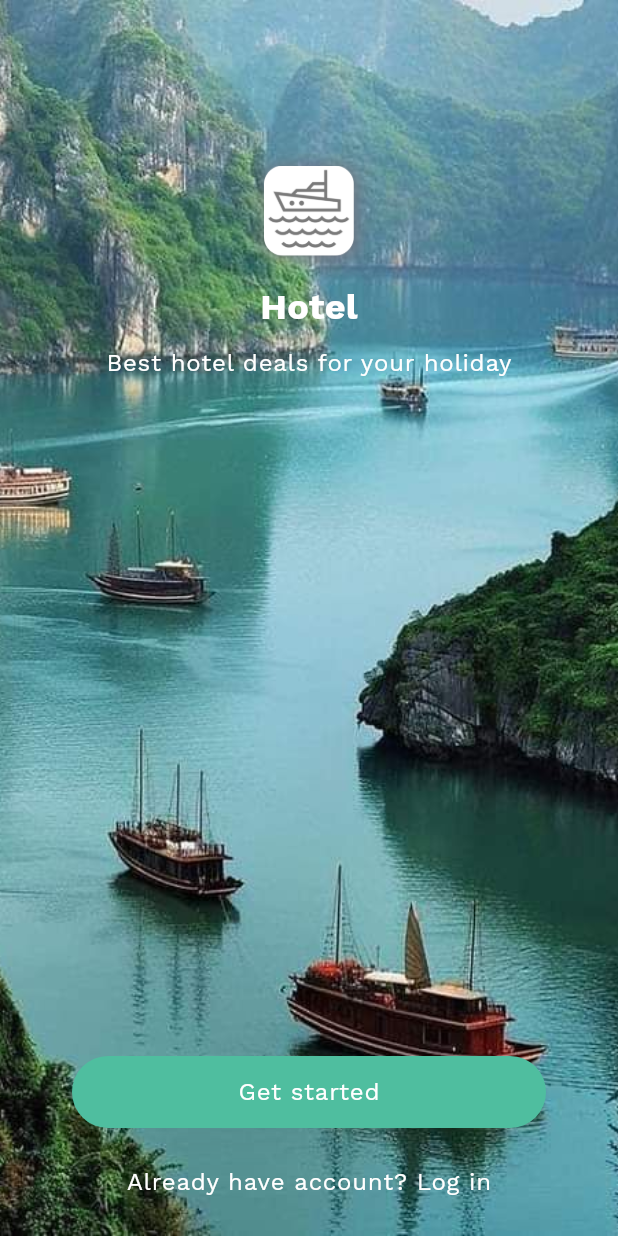
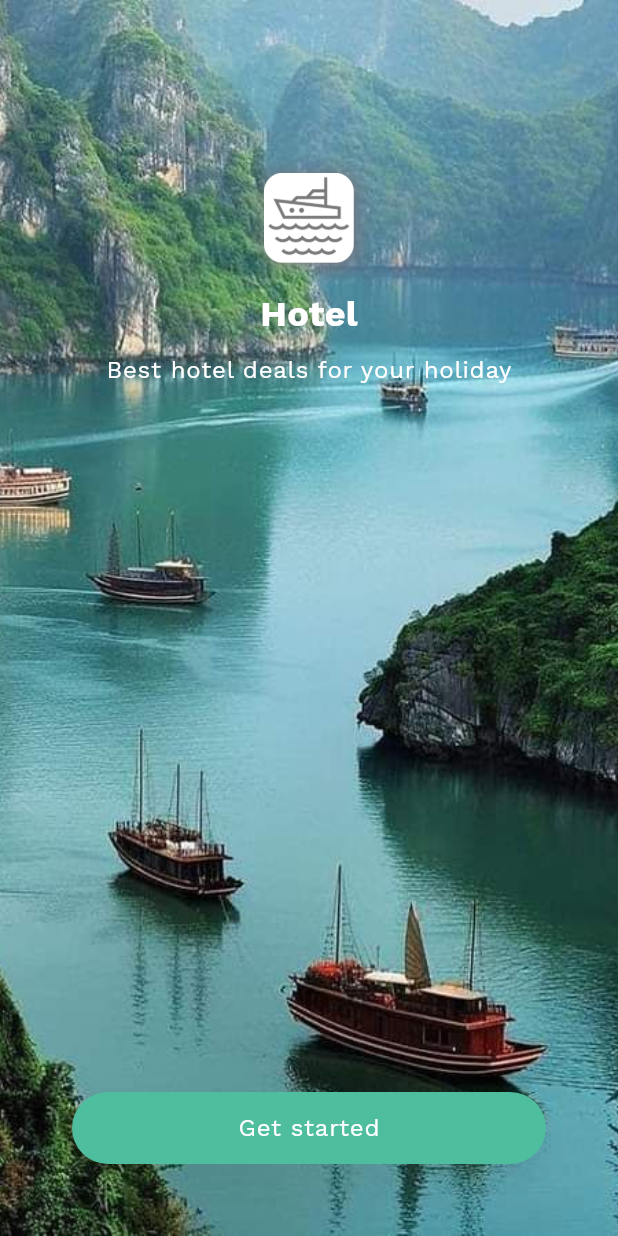
Before and after one commit to nguyentranlht/Flutter_hotel_booking_ver2, a Flutter app: the screen it shows after launch, on a phone screen of 412 x 824 dp. Run offline on Flutter 3.47's test engine with Material 3 defaults, Android fonts, the phone set to English and light mode, and no system bars; our stand-ins replace bloc, cloud_firestore, equatable, firebase_auth, firebase_core, firebase_database and 10 more; missing offline and left inert: flutter_login_facebook; accounts and stored records are empty; generated files the repository leaves out were written again.

Commit message:
update UI

```diff
--- a/flutter_hotel_booking_ver2/lib/l10n/app_en.arb
+++ b/flutter_hotel_booking_ver2/lib/l10n/app_en.arb
@@ -1,6 +1,6 @@
 {
     "best_hotel_deals": "Best hotel deals for your holiday",
-    "already_have_account": "Already have account? Log in",
+    "already_have_account": "Already have account?",
     "get_started": "Get started",
     "plan_your_trips" : "Plan your trips",
     "book_one_of_your":"book one of your unique hotel to\nescape the ordinary",
--- a/flutter_hotel_booking_ver2/lib/l10n/app_fr.arb
+++ b/flutter_hotel_booking_ver2/lib/l10n/app_fr.arb
@@ -1,6 +1,6 @@
 {
     "best_hotel_deals": "Meilleures offres d'hôtels pour vos vacances",
-    "already_have_account": "Vous avez déjà un compte? Connexion",
+    "already_have_account": "Vous avez déjà un compte?",
     "get_started": "Commencer",
     "plan_your_trips" : "Planifiez vos voyages",
     "book_one_of_your" : "réservez l'un de vos hôtels uniques pour\n néchapper à l'ordinaire",
--- a/flutter_hotel_booking_ver2/lib/l10n/app_vi.arb
+++ b/flutter_hotel_booking_ver2/lib/l10n/app_vi.arb
@@ -1,6 +1,6 @@
 {
     "best_hotel_deals": "Ưu đãi khách sạn tốt nhất cho kỳ nghỉ của bạn",
-    "already_have_account": "Đã có tài khoản? Đăng nhập",
+    "already_have_account": "Đã có tài khoản?",
     "get_started": "Bắt đầu",
     "plan_your_trips" : "Lên kế hoạch cho chuyến đi",
     "book_one_of_your":"Đặt một khách sạn độc đáo để\ntrải nghiệm khác biệt",
--- a/flutter_hotel_booking_ver2/lib/modules/profile/settings_screen.dart
+++ b/flutter_hotel_booking_ver2/lib/modules/profile/settings_screen.dart
@@ -39,7 +39,7 @@ class _SettingsScreenState extends State<SettingsScreen> with Helper {
             // Khi trạng thái không đăng nhập được phát ra, điều hướng về màn hình đăng nhập
             Navigator.pushNamedAndRemoveUntil(
               context,
-              RoutesName.login,  // Điều hướng về màn hình đăng nhập
+              RoutesName.introductionScreen,  // Điều hướng về màn hình đăng nhập
               (route) => false,  // Xoá tất cả các route trước đó
             );
           }
--- a/flutter_hotel_booking_ver2/lib/modules/splash/splash_screen.dart
+++ b/flutter_hotel_booking_ver2/lib/modules/splash/splash_screen.dart
@@ -24,7 +24,8 @@ class _SplashScreenState extends State<SplashScreen> {
 
   @override
   void initState() {
-    WidgetsBinding.instance.addPostFrameCallback((_) => _loadAppLocalizations());
+    WidgetsBinding.instance
+        .addPostFrameCallback((_) => _loadAppLocalizations());
     super.initState();
   }
 
@@ -43,7 +44,6 @@ class _SplashScreenState extends State<SplashScreen> {
         if (state is AuthenticationStateAuthenticated) {
           // Nếu người dùng đã đăng nhập, hiển thị màn hình chính
           return BottomTabScreen();
-
         } else {
           // Nếu người dùng chưa đăng nhập, hiển thị SplashScreen
           return Scaffold(
@@ -142,13 +142,6 @@ class _SplashScreenState extends State<SplashScreen> {
                           bottom: 24.0 + MediaQuery.of(context).padding.bottom,
                           top: 16,
                         ),
-                        child: Text(
-                          Loc.alized.already_have_account,
-                          textAlign: TextAlign.left,
-                          style: TextStyles(context)
-                              .getDescriptionStyle()
-                              .copyWith(color: AppTheme.whiteColor),
-                        ),
                       ),
                     ),
                   ],
```
